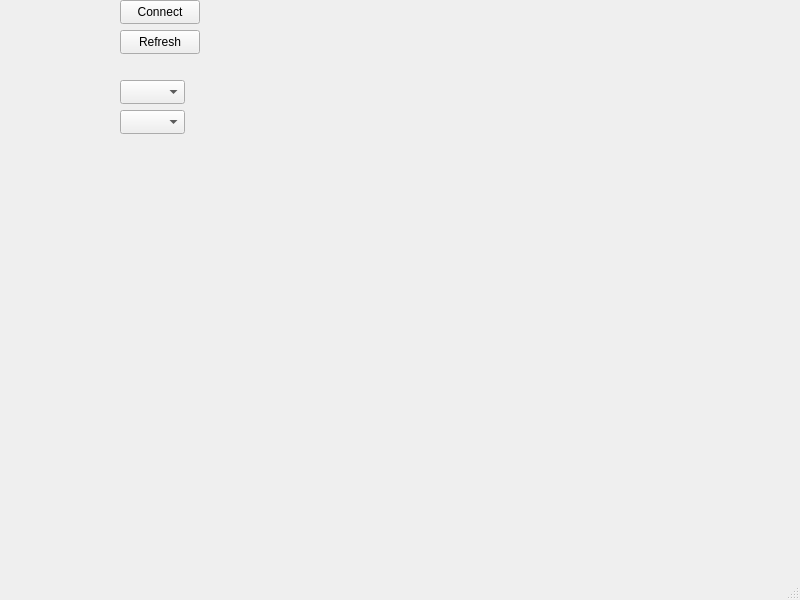
Qt form mainwindow.ui (IamMosiow/qt-serial-communication) before a commit.
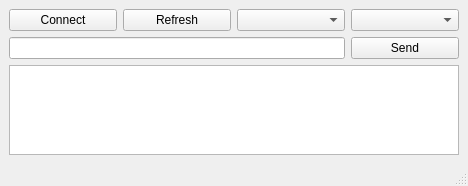
The same form after that commit.

```diff
--- a/mainwindow.ui
+++ b/mainwindow.ui
@@ -6,60 +6,49 @@
    <rect>
     <x>0</x>
     <y>0</y>
-    <width>800</width>
-    <height>600</height>
+    <width>468</width>
+    <height>186</height>
    </rect>
   </property>
   <property name="windowTitle">
    <string>MainWindow</string>
   </property>
   <widget class="QWidget" name="centralwidget">
+   <layout class="QGridLayout" name="gridLayout">
+    <item row="0" column="0">
    <widget class="QPushButton" name="pbConnect">
-    <property name="geometry">
-     <rect>
-      <x>120</x>
-      <y>0</y>
-      <width>80</width>
-      <height>24</height>
-     </rect>
-    </property>
     <property name="text">
      <string>Connect</string>
     </property>
    </widget>
+    </item>
+    <item row="0" column="1">
    <widget class="QPushButton" name="pbRefresh">
-    <property name="geometry">
-     <rect>
-      <x>120</x>
-      <y>30</y>
-      <width>80</width>
-      <height>24</height>
-     </rect>
-    </property>
     <property name="text">
      <string>Refresh</string>
     </property>
    </widget>
-   <widget class="QComboBox" name="cbComPort">
-    <property name="geometry">
-     <rect>
-      <x>120</x>
-      <y>80</y>
-      <width>65</width>
-      <height>24</height>
-     </rect>
-    </property>
-   </widget>
-   <widget class="QComboBox" name="cbBaudRate">
-    <property name="geometry">
-     <rect>
-      <x>120</x>
-      <y>110</y>
-      <width>65</width>
-      <height>24</height>
-     </rect>
-    </property>
-   </widget>
+    </item>
+    <item row="0" column="2">
+     <widget class="QComboBox" name="cbComPort"/>
+    </item>
+    <item row="0" column="3">
+     <widget class="QComboBox" name="cbBaudRate"/>
+    </item>
+    <item row="1" column="0" colspan="3">
+     <widget class="QLineEdit" name="lineEdit"/>
+    </item>
+    <item row="1" column="3">
+     <widget class="QPushButton" name="pbSend">
+      <property name="text">
+       <string>Send</string>
+      </property>
+     </widget>
+    </item>
+    <item row="2" column="0" colspan="4">
+     <widget class="QPlainTextEdit" name="plainTextEdit"/>
+    </item>
+   </layout>
   </widget>
   <widget class="QMenuBar" name="menubar">
    <property name="geometry">
```
Left out of the diff: 2 changed lines with no effect on the pictures. Lines whose indentation alone changed are shown as unchanged.
